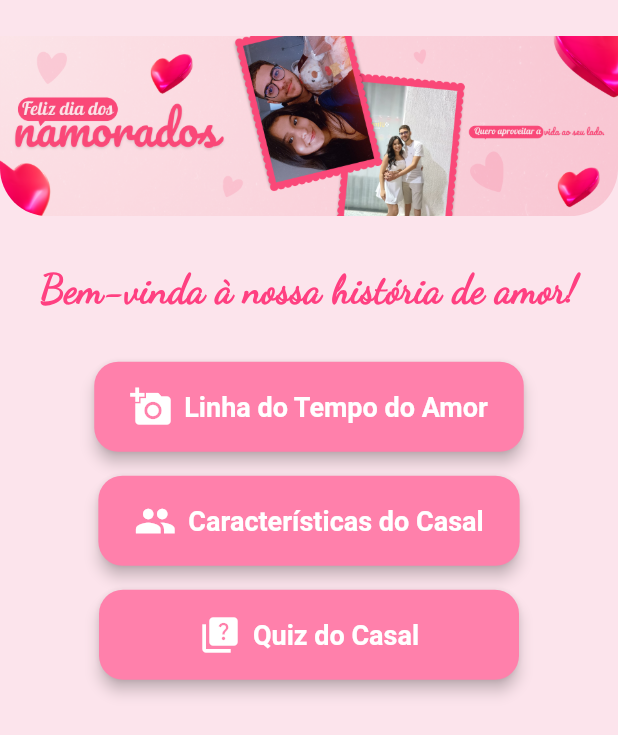
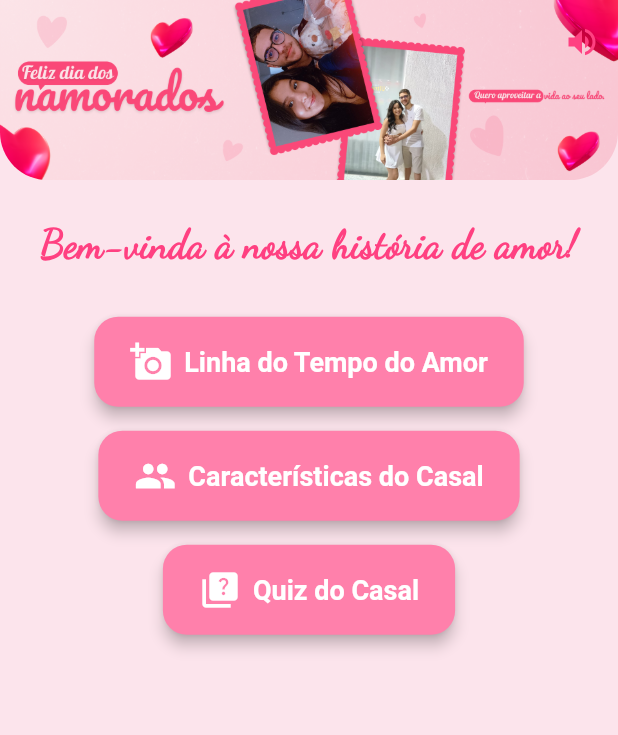
Before and after one commit to G1Azevedo/presente, a Flutter app: the screen it shows after launch, on a phone screen of 412 x 824 dp. Shown: the top 735 px of the screen. Run offline on Flutter 3.47's test engine with Material 3 defaults, Android fonts, the phone set to English and light mode, and no system bars; our stand-ins replace animate_do, file_picker, just_audio, pocketbase; Roboto replaces fonts that are missing (Sans).

```diff
--- a/lib/main.dart
+++ b/lib/main.dart
@@ -1,13 +1,56 @@
 // lib/main.dart
 import 'package:flutter/material.dart';
+import 'package:linha_do_tempo_amor/controllers/music_controller.dart'; // Importe o controlador
 import 'pages/home_page.dart';
 
 void main() {
+  WidgetsFlutterBinding.ensureInitialized(); // Necessário para inicializações antes do runApp
+  // Inicialize o player de música aqui
+  // Certifique-se que o caminho do asset está correto
+  MusicController().initializePlayer(assetPath: 'assets/audio/background_music.mp3').then((_) {
+     // Após inicializar, tentamos tocar.
+     // Navegadores modernos podem bloquear autoplay sem interação do usuário.
+     // Uma boa prática é começar a tocar após a primeira interação ou na HomePage.
+     // Por enquanto, vamos tentar iniciar aqui, mas pode ser necessário ajustar.
+    MusicController().play();
+  });
   runApp(const LinhaDoTempoAmorApp());
 }
 
-class LinhaDoTempoAmorApp extends StatelessWidget {
+class LinhaDoTempoAmorApp extends StatefulWidget {
   const LinhaDoTempoAmorApp({super.key});
+
+  @override
+  State<LinhaDoTempoAmorApp> createState() => _LinhaDoTempoAmorAppState();
+}
+
+class _LinhaDoTempoAmorAppState extends State<LinhaDoTempoAmorApp> with WidgetsBindingObserver {
+  final MusicController _musicController = MusicController();
+
+  @override
+  void initState() {
+    super.initState();
+    WidgetsBinding.instance.addObserver(this);
+  }
+
+  @override
+  void dispose() {
+    WidgetsBinding.instance.removeObserver(this);
+    _musicController.dispose(); // Libera recursos do player de música
+    super.dispose();
+  }
+
+  @override
+  void didChangeAppLifecycleState(AppLifecycleState state) {
+    super.didChangeAppLifecycleState(state);
+    if (!_musicController.isMutedNotifier.value) { // Só interfere se não estiver mudo
+      if (state == AppLifecycleState.paused || state == AppLifecycleState.detached) {
+        _musicController.pause();
+      } else if (state == AppLifecycleState.resumed) {
+        _musicController.play();
+      }
+    }
+  }
 
   @override
   Widget build(BuildContext context) {
@@ -15,32 +58,26 @@ class LinhaDoTempoAmorApp extends StatelessWidget {
       title: 'Nosso Amor',
       theme: ThemeData(
         primarySwatch: Colors.pink,
-        scaffoldBackgroundColor: Colors.pink.shade50, // Um rosa bem clarinho para o fundo
-        fontFamily: 'Sans', // Fonte padrão
-
-        // AppBar Theme
+        scaffoldBackgroundColor: Colors.pink.shade50,
+        fontFamily: 'Sans',
         appBarTheme: AppBarTheme(
-          backgroundColor: Colors.pinkAccent, // Um rosa mais vibrante para AppBars
-          foregroundColor: Colors.white, // Cor do texto e ícones na AppBar
-          elevation: 4.0, // Sombra sutil
+          backgroundColor: Colors.pinkAccent,
+          foregroundColor: Colors.white,
+          elevation: 4.0,
           titleTextStyle: const TextStyle(
-            fontFamily: 'DancingScript', // Fonte charmosa para títulos
+            fontFamily: 'DancingScript',
             fontSize: 24,
             fontWeight: FontWeight.bold,
           ),
           centerTitle: true,
         ),
-
-        // Card Theme
         cardTheme: CardTheme(
-          elevation: 5, // Sombra padrão para cards
+          elevation: 5,
           shape: RoundedRectangleBorder(
-            borderRadius: BorderRadius.circular(15.0), // Bordas arredondadas
+            borderRadius: BorderRadius.circular(15.0),
           ),
           margin: const EdgeInsets.symmetric(horizontal: 16, vertical: 8),
         ),
-
-        // ElevatedButton Theme (para replicar o estilo da HomePage)
         elevatedButtonTheme: ElevatedButtonThemeData(
           style: ElevatedButton.styleFrom(
             backgroundColor: Colors.pinkAccent.shade100,
@@ -51,29 +88,23 @@ class LinhaDoTempoAmorApp extends StatelessWidget {
             textStyle: const TextStyle(fontSize: 18, fontFamily: 'Sans', fontWeight: FontWeight.w600),
           ),
         ),
-
-        // Text Theme (para consistência tipográfica)
         textTheme: TextTheme(
           displayLarge: TextStyle(fontSize: 32, fontWeight: FontWeight.bold, fontFamily: 'DancingScript', color: Colors.pink.shade700),
           headlineMedium: TextStyle(fontSize: 24, fontWeight: FontWeight.w600, fontFamily: 'Georgia', color: Colors.pink.shade600),
           bodyMedium: TextStyle(fontSize: 16, fontFamily: 'Sans', color: Colors.grey.shade800),
-          labelLarge: const TextStyle(fontSize: 18, fontWeight: FontWeight.bold, fontFamily: 'Sans'), // Para botões
+          labelLarge: const TextStyle(fontSize: 18, fontWeight: FontWeight.bold, fontFamily: 'Sans'),
         ),
-
-        // FloatingActionButton Theme
         floatingActionButtonTheme: FloatingActionButtonThemeData(
           backgroundColor: Colors.pinkAccent,
           foregroundColor: Colors.white,
           elevation: 6.0,
         ),
-
-        // Input Decoration Theme (para TextFields)
         inputDecorationTheme: InputDecorationTheme(
           border: OutlineInputBorder(
             borderRadius: BorderRadius.circular(12.0),
             borderSide: BorderSide(color: Colors.pink.shade200),
           ),
-          enabledBorder: OutlineInputBorder( // Adicionado para estado normal
+          enabledBorder: OutlineInputBorder(
             borderRadius: BorderRadius.circular(12.0),
             borderSide: BorderSide(color: Colors.pink.shade300),
           ),
@@ -83,13 +114,11 @@ class LinhaDoTempoAmorApp extends StatelessWidget {
           ),
           labelStyle: TextStyle(color: Colors.pink.shade700),
           hintStyle: TextStyle(color: Colors.grey.shade500),
-          filled: true, // Adicionar um fundo sutil
+          filled: true,
           fillColor: Colors.white.withOpacity(0.7),
         ),
-
-        // IconTheme
         iconTheme: const IconThemeData(
-          color: Colors.pinkAccent, // Cor padrão para ícones
+          color: Colors.pinkAccent,
           size: 24.0,
         ),
       ),
--- a/lib/pages/home_page.dart
+++ b/lib/pages/home_page.dart
@@ -1,7 +1,9 @@
+// lib/pages/home_page.dart
 import 'package:animate_do/animate_do.dart';
 import 'package:flutter/material.dart';
+import 'package:linha_do_tempo_amor/controllers/music_controller.dart'; // Importe o controlador
 import 'package:linha_do_tempo_amor/pages/caracteristicas_casal_page.dart';
-import 'package:linha_do_tempo_amor/pages/quiz_page.dart'; // Alterado aqui
+import 'package:linha_do_tempo_amor/pages/quiz_page.dart';
 import 'linha_do_tempo_page.dart';
 
 class HomePage extends StatefulWidget {
@@ -12,29 +14,62 @@ class HomePage extends StatefulWidget {
 }
 
 class _HomePageState extends State<HomePage> {
+  final MusicController _musicController = MusicController();
+
+  @override
+  void initState() {
+    super.initState();
+    // Garante que a música toque ao entrar na HomePage, se não estiver já tocando e não mutada.
+    // Isso ajuda com políticas de autoplay que exigem interação do usuário.
+    WidgetsBinding.instance.addPostFrameCallback((_) {
+      _musicController.ensurePlaying();
+    });
+  }
+
+
   @override
   Widget build(BuildContext context) {
     return Scaffold(
+      appBar: AppBar(
+        title: const Text(""), // O banner já faz o papel de título visual
+        backgroundColor: Colors.transparent, // AppBar transparente para o banner
+        elevation: 0, // Sem sombra na AppBar
+        actions: [
+          ValueListenableBuilder<bool>(
+            valueListenable: _musicController.isMutedNotifier,
+            builder: (context, isMuted, child) {
+              return IconButton(
+                icon: Icon(
+                  isMuted ? Icons.volume_off : Icons.volume_up,
+                  color: Colors.pinkAccent, // Cor do ícone
+                ),
+                tooltip: isMuted ? 'Ativar Som' : 'Silenciar',
+                onPressed: () {
+                  _musicController.toggleMute();
+                },
+              );
+            },
+          ),
+        ],
+      ),
+      extendBodyBehindAppBar: true, // Para o conteúdo ficar atrás da AppBar transparente
       body: SingleChildScrollView(
-        child: Center(
-          child: Padding(
-            padding: const EdgeInsets.symmetric(vertical: 24.0),
+        child: Column( // Alterado para Column para o banner e o resto
+          crossAxisAlignment: CrossAxisAlignment.center,
+          children: [
+            _buildBanner(), // Método para o banner
+            Padding( // Padding para o conteúdo abaixo do banner
+              padding: const EdgeInsets.symmetric(vertical: 24.0, horizontal: 16.0),
               child: Column(
                 mainAxisAlignment: MainAxisAlignment.center,
                 crossAxisAlignment: CrossAxisAlignment.center,
                 children: [
-                ClipRRect(
-                  borderRadius: const BorderRadius.only(
-                    bottomLeft: Radius.circular(32),
-                    bottomRight: Radius.circular(32),
-                  ),
-                  child: Image.asset(
-                    'assets/images/banner.png',
-                    width: double.infinity,
-                    fit: BoxFit.fitWidth,
-                  ),
-                ),
-                const SizedBox(height: 30),
+                  // A SizedBox aqui pode ser para dar um espaço após o banner se a AppBar não for alta o suficiente
+                  // ou se o banner não tiver um tamanho fixo que já empurre o conteúdo para baixo.
+                  // Se o banner estiver dentro do Column, pode não ser necessário um SizedBox grande aqui.
+                  // Ajuste conforme o visual desejado.
+                  // const SizedBox(height: kToolbarHeight + 40), // Exemplo de espaço se a AppBar for sobreposta
+
                   const Text(
                     'Bem-vinda à nossa história de amor!',
                     textAlign: TextAlign.center,
@@ -87,7 +122,7 @@ class _HomePageState extends State<HomePage> {
                         Navigator.push(
                           context,
                           MaterialPageRoute(
-                          builder: (_) => const QuizPage(), // Alterado aqui
+                            builder: (_) => const QuizPage(),
                           ),
                         );
                       },
@@ -97,27 +132,53 @@ class _HomePageState extends State<HomePage> {
                 ],
               ),
             ),
+          ],
         ),
       ),
     );
   }
 
+  Widget _buildBanner() {
+    // Obtém a altura da status bar para um padding adequado no topo da imagem
+    final double statusBarHeight = MediaQuery.of(context).padding.top;
+    return Padding(
+      // Adiciona padding no topo igual à altura da status bar + um pouco mais se a AppBar estiver sobreposta
+      padding: EdgeInsets.only(top: statusBarHeight),
+      child: ClipRRect(
+        borderRadius: const BorderRadius.only(
+          bottomLeft: Radius.circular(32),
+          bottomRight: Radius.circular(32),
+        ),
+        child: Image.asset(
+          'assets/images/banner.png',
+          width: double.infinity,
+          // Defina uma altura ou use fitWidth para preencher a largura
+          // height: 250, // Exemplo de altura
+          fit: BoxFit.fitWidth,
+        ),
+      ),
+    );
+  }
+
+
   Widget _buildMenuButton(BuildContext context,
       {required IconData icon,
       required String label,
       required VoidCallback onPressed}) {
+    // Usa o tema definido no main.dart para ElevatedButton
     return ElevatedButton.icon(
       icon: Icon(icon, size: 28),
       label: Text(label, style: const TextStyle(fontSize: 18)),
-      style: ElevatedButton.styleFrom(
-        padding: const EdgeInsets.symmetric(horizontal: 24, vertical: 16),
-        shape: RoundedRectangleBorder(borderRadius: BorderRadius.circular(16)),
-        backgroundColor: Colors.pinkAccent.shade100,
-        foregroundColor: Colors.white,
-        elevation: 4,
-        minimumSize: const Size(280, 60),
-      ),
       onPressed: onPressed,
+      // O estilo virá do elevatedButtonTheme, mas pode ser sobrescrito aqui se necessário:
+      // style: ElevatedButton.styleFrom(
+      //   padding: const EdgeInsets.symmetric(horizontal: 24, vertical: 16),
+      //   shape: RoundedRectangleBorder(borderRadius: BorderRadius.circular(16)),
+      //   backgroundColor: Colors.pinkAccent.shade100,
+      //   foregroundColor: Colors.white,
+      //   elevation: 4,
+      //   minimumSize: const Size(280, 60),
+      // ),
     );
   }
 }
--- a/pubspec.yaml
+++ b/pubspec.yaml
@@ -27,6 +27,7 @@ flutter:
 
   assets:
     - assets/images/
+    - assets/audio/
 
   fonts:
     - family: DancingScript
```
Also changed, not shown: lib/controllers/music_controller.dart (added, +86 -0 lines), 1 other file. Lines whose indentation alone changed are shown as unchanged.
